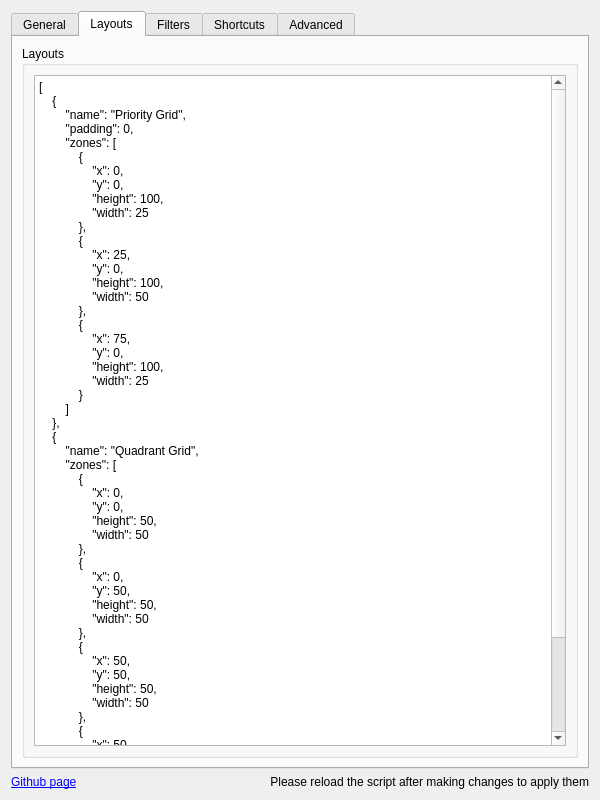
This is src/contents/ui/config.ui in gerritdevriese/kzones as Qt 5 draws it before an edit. The edited form follows.
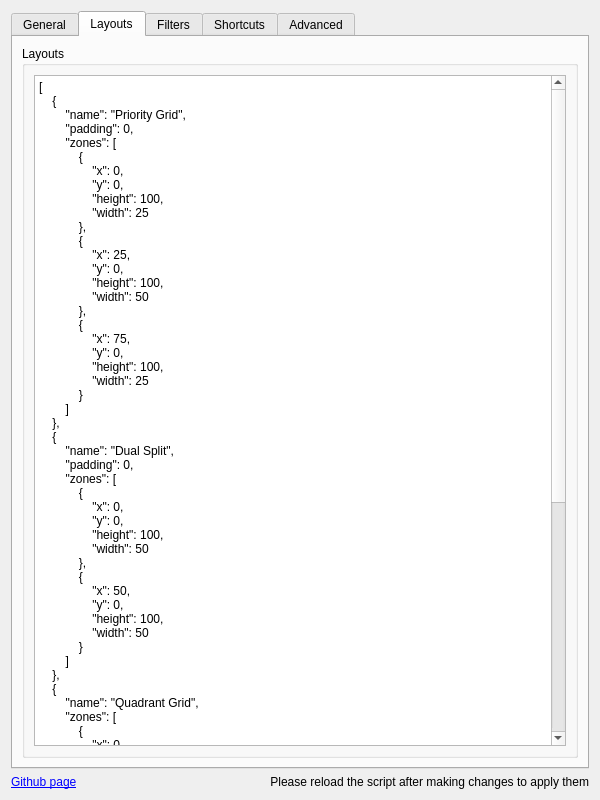
This is the edited form. The open tabs and pages were chosen to show the change. Icons and pictures are not drawn.

Commit message: Add Dual Split layout

```diff
--- a/src/contents/ui/config.ui
+++ b/src/contents/ui/config.ui
@@ -383,6 +383,24 @@
         ]
     },
     {
+        &quot;name&quot;: &quot;Dual Split&quot;,
+        &quot;padding&quot;: 0,
+        &quot;zones&quot;: [
+            {
+                &quot;x&quot;: 0,
+                &quot;y&quot;: 0,
+                &quot;height&quot;: 100,
+                &quot;width&quot;: 50
+            },
+            {
+                &quot;x&quot;: 50,
+                &quot;y&quot;: 0,
+                &quot;height&quot;: 100,
+                &quot;width&quot;: 50
+            }
+        ]
+    },
+    {
         &quot;name&quot;: &quot;Quadrant Grid&quot;,
         &quot;zones&quot;: [
             {
```
The commit also changes 2 other files.
